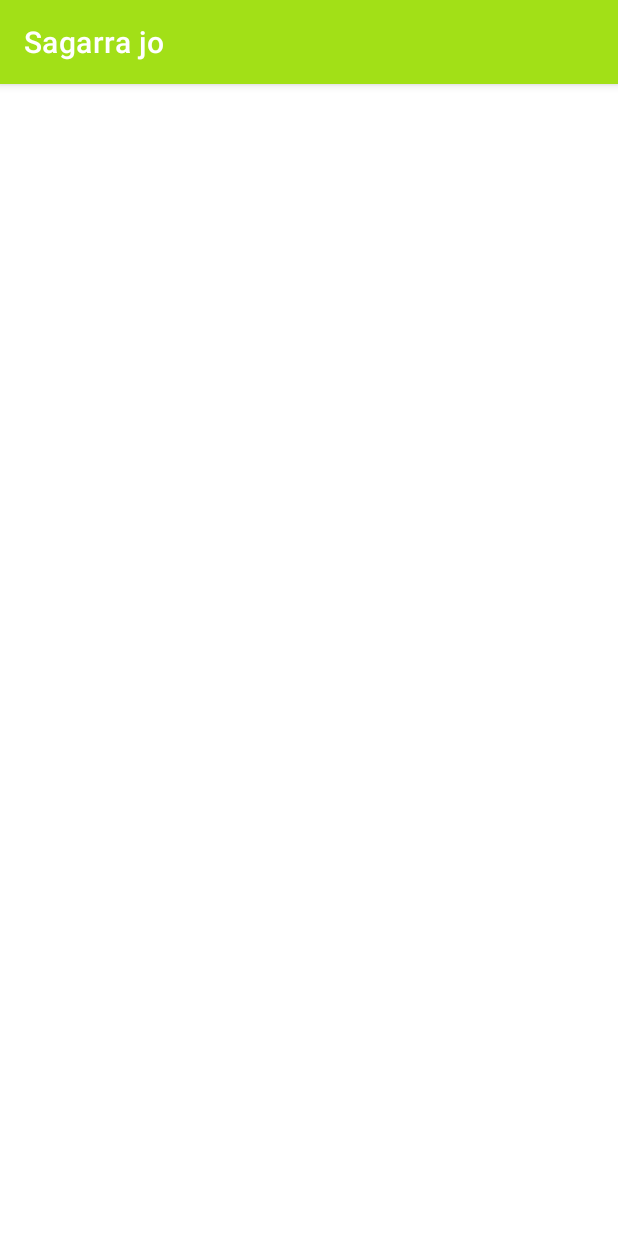
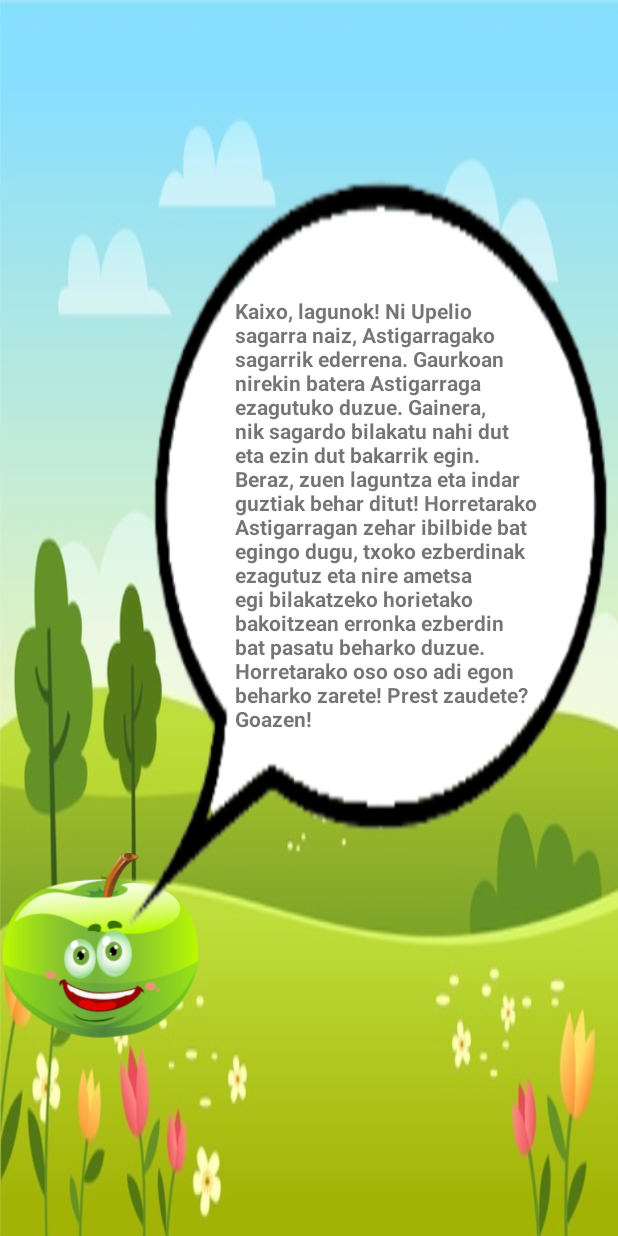
Before and after one commit to Mimenza/DidaktikApp, an Android app: the Activity4_bienvenida screen opened directly, with no data from a screen before it, on a phone screen of 412 x 824 dp. Run offline under Robolectric (Android 15) with nearby library versions, the phone set to English and light mode, and no system bars.

Commit message:
diseño v1 bienvenida done

```diff
--- a/app/src/main/java/com/example/didaktikapp/activities/Activity4_bienvenida.kt
+++ b/app/src/main/java/com/example/didaktikapp/activities/Activity4_bienvenida.kt
@@ -8,5 +8,6 @@ class Activity4_bienvenida : AppCompatActivity() {
     override fun onCreate(savedInstanceState: Bundle?) {
         super.onCreate(savedInstanceState)
         setContentView(R.layout.activity4_bienvenida)
+        getSupportActionBar()?.hide()
     }
 }
--- a/app/src/main/res/layout/activity4_bienvenida.xml
+++ b/app/src/main/res/layout/activity4_bienvenida.xml
@@ -4,6 +4,47 @@
     xmlns:tools="http://schemas.android.com/tools"
     android:layout_width="match_parent"
     android:layout_height="match_parent"
-    tools:context=".activities.Activity4_bienvenida">
+    android:background="@drawable/atzeko_irudia"
+    tools:context=".activities.Activity4_bienvenida"
+    android:scaleType="fitXY">
 
+    <ImageView
+        android:id="@+id/imgv4_manzanatutorial"
+        android:layout_width="130dp"
+        android:layout_height="130dp"
+        app:layout_constraintBottom_toBottomOf="parent"
+        app:layout_constraintEnd_toEndOf="parent"
+        app:layout_constraintHorizontal_bias="0.007"
+        app:layout_constraintStart_toStartOf="parent"
+        app:layout_constraintTop_toTopOf="parent"
+        app:layout_constraintVertical_bias="0.815"
+        app:srcCompat="@drawable/upeliosagarra" />
+
+    <ImageView
+        android:id="@+id/imgv4_bocadillo"
+        android:layout_width="340dp"
+        android:layout_height="757dp"
+        android:layout_marginBottom="100dp"
+        app:layout_constraintBottom_toBottomOf="parent"
+        app:layout_constraintEnd_toEndOf="parent"
+        app:layout_constraintHorizontal_bias="1.0"
+        app:layout_constraintStart_toStartOf="parent"
+        app:layout_constraintTop_toTopOf="parent"
+        app:layout_constraintVertical_bias="0.253"
+        app:srcCompat="@drawable/bocadillo" />
+
+    <TextView
+        android:id="@+id/txtv4_bienvenida"
+        android:layout_width="207dp"
+        android:layout_height="309dp"
+        android:text="@string/text_bienvenida"
+
+        android:textSize="14dp"
+        android:textStyle="bold"
+        app:layout_constraintBottom_toBottomOf="parent"
+        app:layout_constraintEnd_toEndOf="parent"
+        app:layout_constraintHorizontal_bias="0.766"
+        app:layout_constraintStart_toStartOf="parent"
+        app:layout_constraintTop_toTopOf="parent"
+        app:layout_constraintVertical_bias="0.383" />
 </androidx.constraintlayout.widget.ConstraintLayout>
--- a/app/src/main/res/values/strings.xml
+++ b/app/src/main/res/values/strings.xml
@@ -14,4 +14,5 @@
     <!--LOGIN-->
     <string name="inputnombre">Nombre</string>
     <string name="introducirnombre">Pon tu nombre debajo!</string>
+    <string name="text_bienvenida">Kaixo, lagunok! Ni Upelio sagarra naiz, Astigarragako sagarrik ederrena. Gaurkoan nirekin batera Astigarraga ezagutuko duzue. Gainera, nik sagardo bilakatu nahi dut eta ezin dut bakarrik egin. Beraz, zuen laguntza eta indar guztiak behar ditut! Horretarako Astigarragan zehar ibilbide bat egingo dugu, txoko ezberdinak ezagutuz eta nire ametsa egi bilakatzeko horietako bakoitzean erronka ezberdin bat pasatu beharko duzue. Horretarako oso oso adi egon beharko zarete! Prest zaudete? Goazen!</string>
 </resources>
```
Also changed, not shown: app/src/main/res/drawable/atzeko_irudia.jpg (added), app/src/main/res/drawable/bocadillo.png (added), 1 other file.
